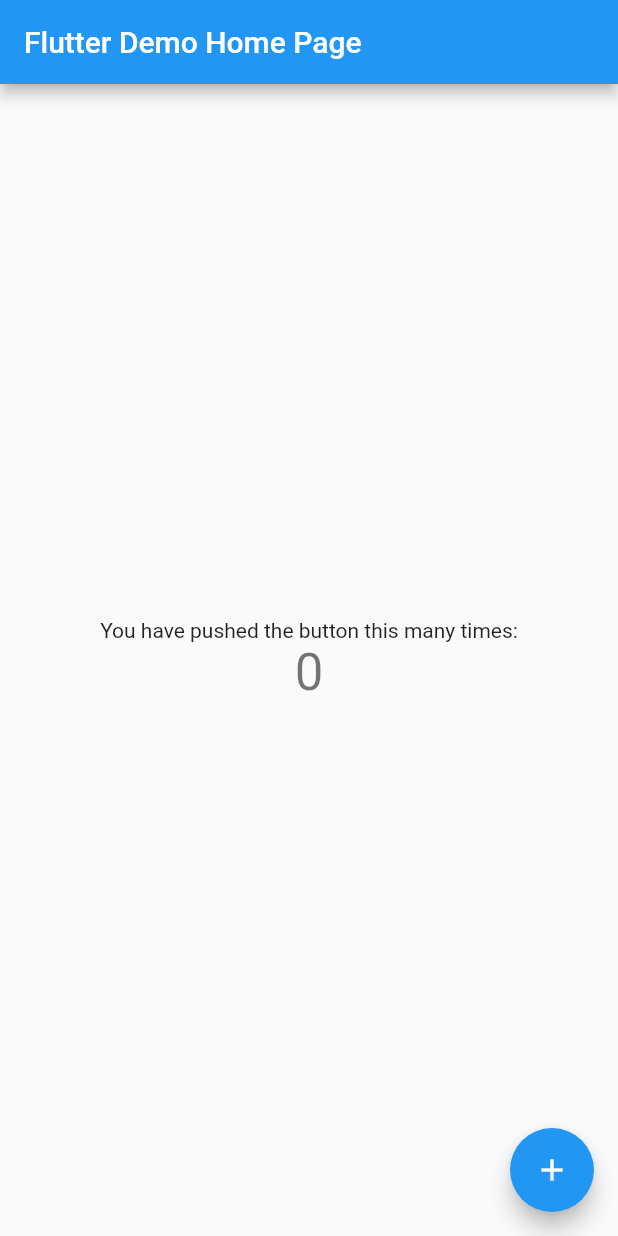
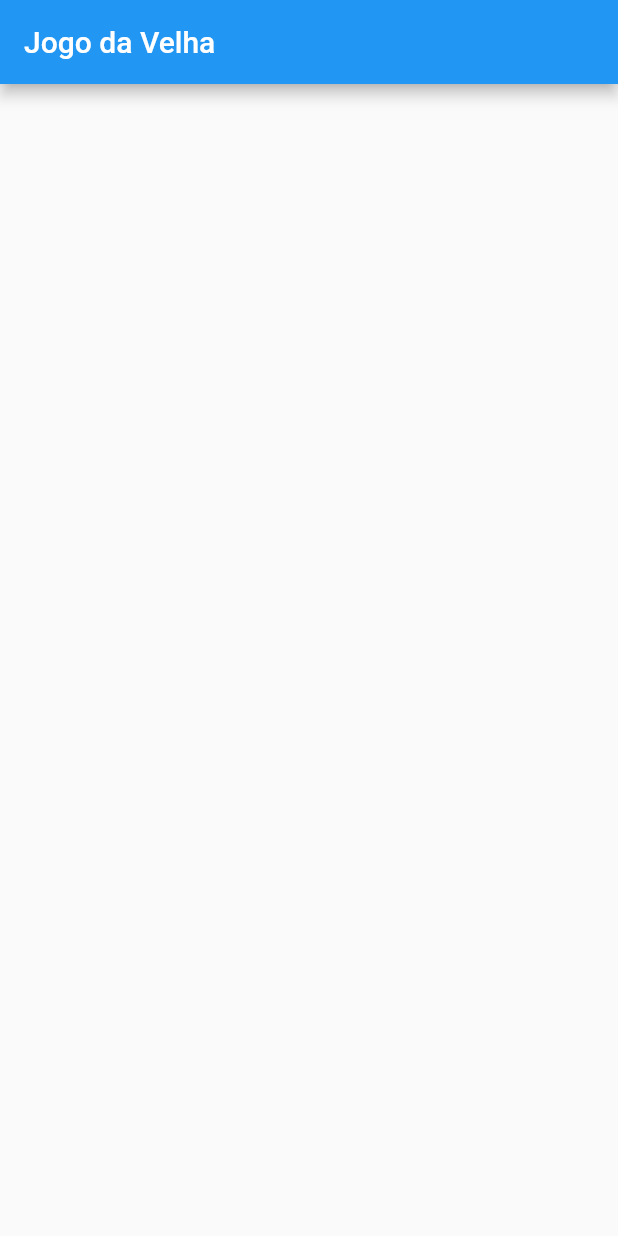
Before and after one commit to MarcosPeas/flutter-tictactoe, a Flutter app: the screen it shows after launch, on a phone screen of 412 x 824 dp. Run offline on Flutter 3.47's test engine with Material 2 defaults, Android fonts, the phone set to English and light mode, and no system bars; our stand-ins replace mobx; generated files the repository leaves out were written again; statements that could not run were skipped.

Commit message:
Configura a tela inicial do jogo e bloqueia a rotação da tela

```diff
--- a/lib/main.dart
+++ b/lib/main.dart
@@ -1,117 +1,21 @@
 import 'package:flutter/material.dart';
+import 'package:flutter/services.dart';
+import 'package:tic_tac_toe/tictactoe/tic_tac_toe_page.dart';
 
 void main() {
-  runApp(MyApp());
+  WidgetsFlutterBinding.ensureInitialized();
+  SystemChrome.setPreferredOrientations([DeviceOrientation.portraitUp]).then((_) {
+    runApp(_materialApp());
+  });
 }
 
-class MyApp extends StatelessWidget {
-  // This widget is the root of your application.
-  @override
-  Widget build(BuildContext context) {
-    return MaterialApp(
-      title: 'Flutter Demo',
-      theme: ThemeData(
-        // This is the theme of your application.
-        //
-        // Try running your application with "flutter run". You'll see the
-        // application has a blue toolbar. Then, without quitting the app, try
-        // changing the primarySwatch below to Colors.green and then invoke
-        // "hot reload" (press "r" in the console where you ran "flutter run",
-        // or simply save your changes to "hot reload" in a Flutter IDE).
-        // Notice that the counter didn't reset back to zero; the application
-        // is not restarted.
-        primarySwatch: Colors.blue,
-        // This makes the visual density adapt to the platform that you run
-        // the app on. For desktop platforms, the controls will be smaller and
-        // closer together (more dense) than on mobile platforms.
-        visualDensity: VisualDensity.adaptivePlatformDensity,
-      ),
-      home: MyHomePage(title: 'Flutter Demo Home Page'),
-    );
-  }
+Widget _materialApp() {
+  return MaterialApp(
+    title: 'Jogo da Velha',
+    theme: ThemeData(
+      primarySwatch: Colors.blue,
+      visualDensity: VisualDensity.adaptivePlatformDensity,
+    ),
+    home: TicTacToePage(),
+  );
 }
-
-class MyHomePage extends StatefulWidget {
-  MyHomePage({Key key, this.title}) : super(key: key);
-
-  // This widget is the home page of your application. It is stateful, meaning
-  // that it has a State object (defined below) that contains fields that affect
-  // how it looks.
-
-  // This class is the configuration for the state. It holds the values (in this
-  // case the title) provided by the parent (in this case the App widget) and
-  // used by the build method of the State. Fields in a Widget subclass are
-  // always marked "final".
-
-  final String title;
-
-  @override
-  _MyHomePageState createState() => _MyHomePageState();
-}
-
-class _MyHomePageState extends State<MyHomePage> {
-  int _counter = 0;
-
-  void _incrementCounter() {
-    setState(() {
-      // This call to setState tells the Flutter framework that something has
-      // changed in this State, which causes it to rerun the build method below
-      // so that the display can reflect the updated values. If we changed
-      // _counter without calling setState(), then the build method would not be
-      // called again, and so nothing would appear to happen.
-      _counter++;
-    });
-  }
-
-  @override
-  Widget build(BuildContext context) {
-    // This method is rerun every time setState is called, for instance as done
-    // by the _incrementCounter method above.
-    //
-    // The Flutter framework has been optimized to make rerunning build methods
-    // fast, so that you can just rebuild anything that needs updating rather
-    // than having to individually change instances of widgets.
-    return Scaffold(
-      appBar: AppBar(
-        // Here we take the value from the MyHomePage object that was created by
-        // the App.build method, and use it to set our appbar title.
-        title: Text(widget.title),
-      ),
-      body: Center(
-        // Center is a layout widget. It takes a single child and positions it
-        // in the middle of the parent.
-        child: Column(
-          // Column is also a layout widget. It takes a list of children and
-          // arranges them vertically. By default, it sizes itself to fit its
-          // children horizontally, and tries to be as tall as its parent.
-          //
-          // Invoke "debug painting" (press "p" in the console, choose the
-          // "Toggle Debug Paint" action from the Flutter Inspector in Android
-          // Studio, or the "Toggle Debug Paint" command in Visual Studio Code)
-          // to see the wireframe for each widget.
-          //
-          // Column has various properties to control how it sizes itself and
-          // how it positions its children. Here we use mainAxisAlignment to
-          // center the children vertically; the main axis here is the vertical
-          // axis because Columns are vertical (the cross axis would be
-          // horizontal).
-          mainAxisAlignment: MainAxisAlignment.center,
-          children: <Widget>[
-            Text(
-              'You have pushed the button this many times:',
-            ),
-            Text(
-              '$_counter',
-              style: Theme.of(context).textTheme.headline4,
-            ),
-          ],
-        ),
-      ),
-      floatingActionButton: FloatingActionButton(
-        onPressed: _incrementCounter,
-        tooltip: 'Increment',
-        child: Icon(Icons.add),
-      ), // This trailing comma makes auto-formatting nicer for build methods.
-    );
-  }
-}
--- /dev/null
+++ b/lib/state_machine/states/start_menu_state.dart
@@ -0,0 +1,5 @@
+import 'package:tic_tac_toe/state_machine/tic_tac_toe_state.dart';
+
+class StartMenuState extends TicTacToeState {
+
+}
--- /dev/null
+++ b/lib/tictactoe/tic_tac_toe_page.dart
@@ -0,0 +1,27 @@
+import 'package:flutter/material.dart';
+import 'package:tic_tac_toe/state_machine/states/start_menu_state.dart';
+import 'package:tic_tac_toe/tictactoe/tic_tac_toe_controller.dart';
+
+class TicTacToePage extends StatefulWidget {
+  @override
+  _TicTacToePageState createState() => _TicTacToePageState();
+}
+
+class _TicTacToePageState extends State<TicTacToePage> {
+  TicTacToeController _controller = TicTacToeController();
+
+  @override
+  void initState() {
+    _controller.changeState(StartMenuState());
+    super.initState();
+  }
+
+  @override
+  Widget build(BuildContext context) {
+    return Scaffold(
+      appBar: AppBar(
+        title: Text('Jogo da Velha'),
+      ),
+    );
+  }
+}
--- a/pubspec.yaml
+++ b/pubspec.yaml
@@ -12,7 +12,6 @@ dependencies:
     sdk: flutter
   mobx: ^1.2.1+2
   flutter_mobx: ^1.0.1
-  flutter_modular: ^2.0.1
   cupertino_icons: ^1.0.0
 
 dev_dependencies:
```
Also changed, not shown: lib/state_machine/tic_tac_toe_state.dart (added, +9 -0 lines), lib/tictactoe/tic_tac_toe_controller.dart (added, +17 -0 lines), lib/tictactoe/tic_tac_toe_controller.g.dart (added), pubspec.lock, 2 other files.
